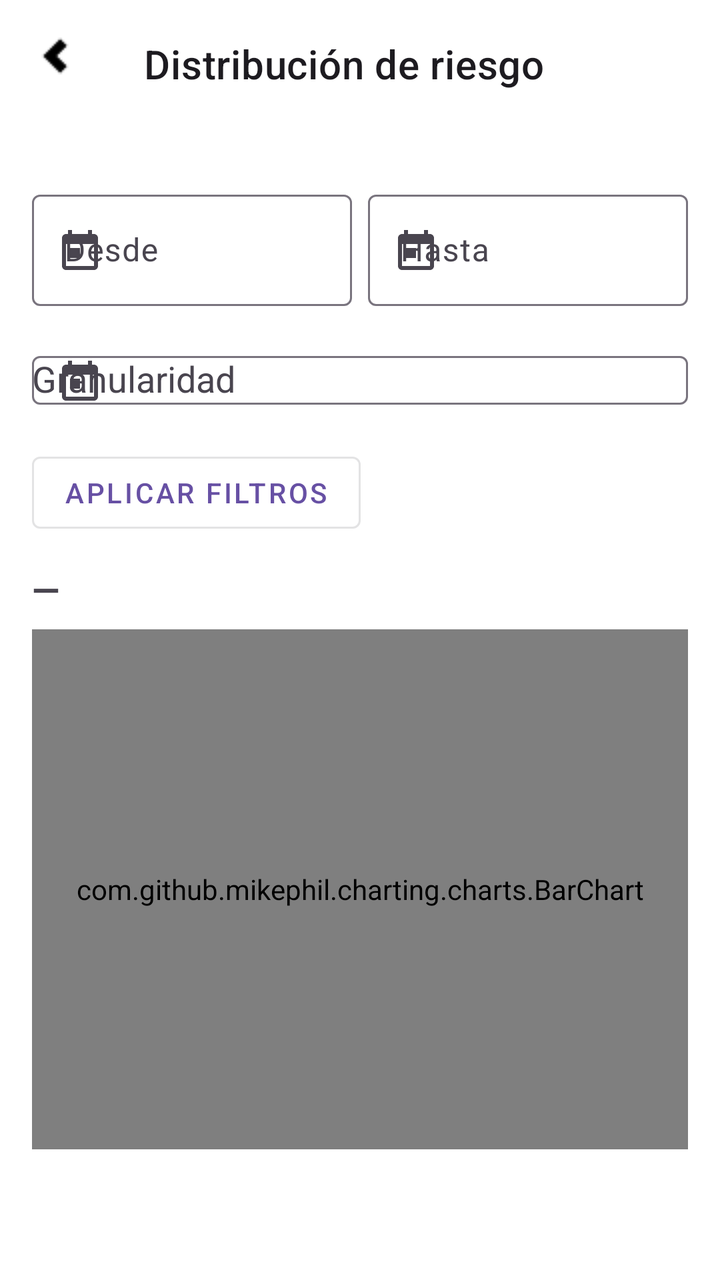
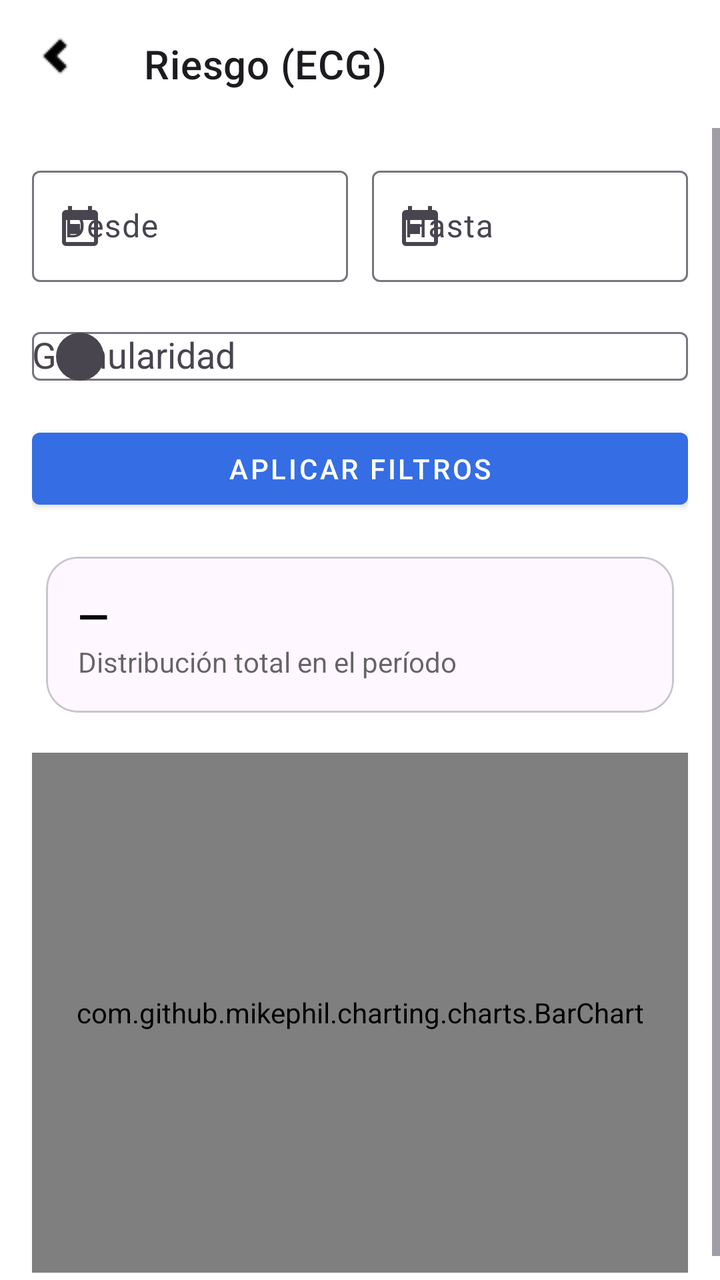

An Android layout rendered at two revisions. The XML below is the earlier revision; the diff shows what the commit changed to produce the second picture.
<!-- AndroidManifest.xml: application theme Theme.DoctorSaludApp -->
<!-- res/layout/activity_indicator_riesgo.xml -->
<?xml version="1.0" encoding="utf-8"?>
<androidx.coordinatorlayout.widget.CoordinatorLayout
    xmlns:android="http://schemas.android.com/apk/res/android"
    xmlns:app="http://schemas.android.com/apk/res-auto"
    android:layout_width="match_parent"
    android:layout_height="match_parent"
    android:background="@color/white">

    <com.google.android.material.appbar.MaterialToolbar
        android:id="@+id/toolbar"
        style="@style/Widget.MaterialComponents.Toolbar"
        android:layout_width="match_parent"
        android:layout_height="?attr/actionBarSize"
        app:navigationIcon="@drawable/ic_arrow_back_24_si"
        app:title="Distribución de riesgo" />

    <ScrollView
        android:layout_width="match_parent"
        android:layout_height="match_parent"
        android:layout_marginTop="?attr/actionBarSize"
        android:fillViewport="true">

        <LinearLayout
            android:id="@+id/content"
            android:layout_width="match_parent"
            android:layout_height="wrap_content"
            android:orientation="vertical"
            android:padding="16dp">

            <include
                android:id="@+id/filters"
                layout="@layout/include_filter_bar"/>

            <com.google.android.material.button.MaterialButton
                android:id="@+id/btnApply"
                style="@style/Widget.MaterialComponents.Button.OutlinedButton"
                android:layout_width="wrap_content"
                android:layout_height="wrap_content"
                android:layout_marginTop="8dp"
                android:text="Aplicar filtros"/>

            <TextView
                android:id="@+id/tvKpi"
                android:layout_width="wrap_content"
                android:layout_height="wrap_content"
                android:text="—"
                android:textSize="18sp"
                android:textStyle="bold"
                android:layout_marginTop="12dp"/>

            <com.github.mikephil.charting.charts.BarChart
                android:id="@+id/barChart"
                android:layout_width="match_parent"
                android:layout_height="260dp"
                android:layout_marginTop="8dp"/>
        </LinearLayout>
    </ScrollView>

    <ProgressBar
        android:id="@+id/progress"
        style="?android:attr/progressBarStyleLarge"
        android:layout_width="wrap_content"
        android:layout_height="wrap_content"
        android:layout_gravity="center"
        android:visibility="gone"/>
</androidx.coordinatorlayout.widget.CoordinatorLayout>
<!-- res/layout/include_filter_bar.xml (included above) -->
<?xml version="1.0" encoding="utf-8"?>
<LinearLayout
    xmlns:android="http://schemas.android.com/apk/res/android"
    xmlns:app="http://schemas.android.com/apk/res-auto"
    android:id="@+id/filterRoot"
    android:layout_width="match_parent"
    android:layout_height="wrap_content"
    android:orientation="vertical"
    android:paddingTop="12dp">

    
    <LinearLayout
        android:layout_width="match_parent"
        android:layout_height="wrap_content"
        android:orientation="horizontal">

        <com.google.android.material.textfield.TextInputLayout
            android:layout_width="0dp"
            android:layout_height="wrap_content"
            android:layout_weight="1"
            android:hint="Desde"
            app:startIconDrawable="@drawable/ic_calendar_24">
            <com.google.android.material.textfield.TextInputEditText
                android:id="@+id/etStartDate"
                android:layout_width="match_parent"
                android:layout_height="wrap_content"
                android:focusable="false"
                android:clickable="true"/>
        </com.google.android.material.textfield.TextInputLayout>

        <Space android:layout_width="8dp" android:layout_height="match_parent"/>

        <com.google.android.material.textfield.TextInputLayout
            android:layout_width="0dp"
            android:layout_height="wrap_content"
            android:layout_weight="1"
            android:hint="Hasta"
            app:startIconDrawable="@drawable/ic_calendar_24">
            <com.google.android.material.textfield.TextInputEditText
                android:id="@+id/etEndDate"
                android:layout_width="match_parent"
                android:layout_height="wrap_content"
                android:focusable="false"
                android:clickable="true"/>
        </com.google.android.material.textfield.TextInputLayout>
    </LinearLayout>

    
    <com.google.android.material.textfield.TextInputLayout
        android:layout_width="match_parent"
        android:layout_height="wrap_content"
        android:layout_marginTop="8dp"
        android:hint="Granularidad"
        app:startIconDrawable="@drawable/ic_calendar_24">
        <AutoCompleteTextView
            android:id="@+id/acGranularity"
            android:layout_width="match_parent"
            android:layout_height="wrap_content"
            android:inputType="none"/>
    </com.google.android.material.textfield.TextInputLayout>
</LinearLayout>
<!-- resources referenced by this layout -->
<resources>
  <color name="white">#ffffffff</color>
  <!-- drawable ic_arrow_back_24_si: png bitmap (drawable, 235 bytes) -->
  <!-- drawable ic_calendar_24 (drawable) -->
  <vector xmlns:android="http://schemas.android.com/apk/res/android"
      android:width="24dp"
      android:height="24dp"
      android:viewportWidth="24"
      android:viewportHeight="24">
      
      <path
          android:fillColor="#FF000000"
          android:pathData="M19,4h-1V2h-2v2H8V2H6v2H5C3.9,4 3,4.9 3,6v14c0,1.1 0.9,2 2,2h14c1.1,0 2,-0.9 2,-2V6C21,4.9 20.1,4 19,4zM19,20H5V9h14V20zM7,11h5v5H7z"/>
  </vector>
  <style name="Theme.DoctorSaludApp" parent="Base.Theme.DoctorSaludApp" />
  <style name="Base.Theme.DoctorSaludApp" parent="Theme.Material3.DayNight.NoActionBar">
          
          
      </style>
</resources>

<!-- the commit's change to res/layout/activity_indicator_riesgo.xml (unified diff, before → after) -->
@@ -2,9 +2,9 @@
 <androidx.coordinatorlayout.widget.CoordinatorLayout
     xmlns:android="http://schemas.android.com/apk/res/android"
     xmlns:app="http://schemas.android.com/apk/res-auto"
+    android:background="@color/white"
     android:layout_width="match_parent"
-    android:layout_height="match_parent"
-    android:background="@color/white">
+    android:layout_height="match_parent">
 
     <com.google.android.material.appbar.MaterialToolbar
         android:id="@+id/toolbar"
@@ -12,7 +12,7 @@
         android:layout_width="match_parent"
         android:layout_height="?attr/actionBarSize"
         app:navigationIcon="@drawable/ic_arrow_back_24_si"
-        app:title="Distribución de riesgo" />
+        app:title="Riesgo (ECG)" />
 
     <ScrollView
         android:layout_width="match_parent"
@@ -22,107 +22,115 @@
 
         <LinearLayout
             android:id="@+id/content"
+            android:padding="16dp"
+            android:orientation="vertical"
             android:layout_width="match_parent"
-            android:layout_height="wrap_content"
-            android:orientation="vertical"
-            android:padding="16dp">
+            android:layout_height="wrap_content">
 
-            <include
-                android:id="@+id/filters"
-                layout="@layout/include_filter_bar"/>
+            
+            <LinearLayout
+                android:orientation="horizontal"
+                android:layout_width="match_parent"
+                android:layout_height="wrap_content">
+
+                <com.google.android.material.textfield.TextInputLayout
+                    android:layout_width="0dp"
+                    android:layout_height="wrap_content"
+                    android:layout_weight="1"
+                    app:startIconDrawable="@drawable/ic_calendar_24">
+                    <com.google.android.material.textfield.TextInputEditText
+                        android:id="@+id/etStart"
+                        android:hint="Desde"
+                        android:focusable="false"
+                        android:layout_width="match_parent"
+                        android:layout_height="wrap_content"/>
+                </com.google.android.material.textfield.TextInputLayout>
+
+                <Space android:layout_width="12dp" android:layout_height="1dp"/>
+
+                <com.google.android.material.textfield.TextInputLayout
+                    android:layout_width="0dp"
+                    android:layout_height="wrap_content"
+                    android:layout_weight="1"
+                    app:startIconDrawable="@drawable/ic_calendar_24">
+                    <com.google.android.material.textfield.TextInputEditText
+                        android:id="@+id/etEnd"
+                        android:hint="Hasta"
+                        android:focusable="false"
+                        android:layout_width="match_parent"
+                        android:layout_height="wrap_content"/>
+                </com.google.android.material.textfield.TextInputLayout>
+            </LinearLayout>
+
+            <com.google.android.material.textfield.TextInputLayout
+                android:layout_marginTop="8dp"
+                app:startIconDrawable="@drawable/bg_circle_grey"
+                android:layout_width="match_parent"
+                android:layout_height="wrap_content">
+                <AutoCompleteTextView
+                    android:id="@+id/acGranularity"
+                    android:hint="Granularidad"
+                    android:inputType="none"
+                    android:layout_width="match_parent"
+                    android:layout_height="wrap_content"/>
+            </com.google.android.material.textfield.TextInputLayout>
 
             <com.google.android.material.button.MaterialButton
                 android:id="@+id/btnApply"
-                style="@style/Widget.MaterialComponents.Button.OutlinedButton"
-                android:layout_width="wrap_content"
+                style="@style/Widget.MaterialComponents.Button"
+                android:text="Aplicar filtros"
+                android:layout_marginTop="8dp"
+                app:backgroundTint="@color/primaryBlue"
+                android:textColor="@android:color/white"
+                android:layout_width="match_parent"
+                android:layout_height="wrap_content"/>
+
+            
+            <com.google.android.material.card.MaterialCardView
+                android:layout_marginTop="12dp"
+                android:layout_width="match_parent"
                 android:layout_height="wrap_content"
-                android:layout_marginTop="8dp"
-                android:text="Aplicar filtros"/>
+                app:cardCornerRadius="16dp"
+                app:cardUseCompatPadding="true">
 
-            <TextView
-                android:id="@+id/tvKpi"
-                android:layout_width="wrap_content"
-                android:layout_height="wrap_content"
-                android:text="—"
-                android:textSize="18sp"
-                android:textStyle="bold"
-                android:layout_marginTop="12dp"/>
+                <LinearLayout
+                    android:padding="16dp"
+                    android:orientation="vertical"
+                    android:layout_width="match_parent"
+                    android:layout_height="wrap_content">
 
+                    <TextView
+                        android:id="@+id/tvKpi"
+                        android:textSize="20sp"
+                        android:textStyle="bold"
+                        android:textColor="@color/black"
+                        android:text="—"
+                        android:layout_width="wrap_content"
+                        android:layout_height="wrap_content"/>
+
+                    <TextView
+                        android:id="@+id/tvSubtitle"
+                        android:text="Distribución total en el período"
+                        android:textColor="@color/black_60"
+                        android:layout_width="wrap_content"
+                        android:layout_height="wrap_content"/>
+                </LinearLayout>
+            </com.google.android.material.card.MaterialCardView>
+
+            
             <com.github.mikephil.charting.charts.BarChart
-                android:id="@+id/barChart"
+                android:id="@+id/chart"
+                android:layout_marginTop="12dp"
                 android:layout_width="match_parent"
-                android:layout_height="260dp"
-                android:layout_marginTop="8dp"/>
+                android:layout_height="260dp"/>
         </LinearLayout>
     </ScrollView>
 
     <ProgressBar
         android:id="@+id/progress"
-        style="?android:attr/progressBarStyleLarge"
-        android:layout_width="wrap_content"
-        android:layout_height="wrap_content"
+        style="@style/Widget.MaterialComponents.ProgressIndicator"
         android:layout_gravity="center"
-        android:visibility="gone"/>
+        android:visibility="gone"
+        android:layout_width="48dp"
+        android:layout_height="48dp"/>
 </androidx.coordinatorlayout.widget.CoordinatorLayout>
-<!-- res/layout/include_filter_bar.xml (included above) -->
-<?xml version="1.0" encoding="utf-8"?>
-<LinearLayout
-    xmlns:android="http://schemas.android.com/apk/res/android"
-    xmlns:app="http://schemas.android.com/apk/res-auto"
-    android:id="@+id/filterRoot"
-    android:layout_width="match_parent"
-    android:layout_height="wrap_content"
-    android:orientation="vertical"
-    android:paddingTop="12dp">
-
-    
-    <LinearLayout
-        android:layout_width="match_parent"
-        android:layout_height="wrap_content"
-        android:orientation="horizontal">
-
-        <com.google.android.material.textfield.TextInputLayout
-            android:layout_width="0dp"
-            android:layout_height="wrap_content"
-            android:layout_weight="1"
-            android:hint="Desde"
-            app:startIconDrawable="@drawable/ic_calendar_24">
-            <com.google.android.material.textfield.TextInputEditText
-                android:id="@+id/etStartDate"
-                android:layout_width="match_parent"
-                android:layout_height="wrap_content"
-                android:focusable="false"
-                android:clickable="true"/>
-        </com.google.android.material.textfield.TextInputLayout>
-
-        <Space android:layout_width="8dp" android:layout_height="match_parent"/>
-
-        <com.google.android.material.textfield.TextInputLayout
-            android:layout_width="0dp"
-            android:layout_height="wrap_content"
-            android:layout_weight="1"
-            android:hint="Hasta"
-            app:startIconDrawable="@drawable/ic_calendar_24">
-            <com.google.android.material.textfield.TextInputEditText
-                android:id="@+id/etEndDate"
-                android:layout_width="match_parent"
-                android:layout_height="wrap_content"
-                android:focusable="false"
-                android:clickable="true"/>
-        </com.google.android.material.textfield.TextInputLayout>
-    </LinearLayout>
-
-    
-    <com.google.android.material.textfield.TextInputLayout
-        android:layout_width="match_parent"
-        android:layout_height="wrap_content"
-        android:layout_marginTop="8dp"
-        android:hint="Granularidad"
-        app:startIconDrawable="@drawable/ic_calendar_24">
-        <AutoCompleteTextView
-            android:id="@+id/acGranularity"
-            android:layout_width="match_parent"
-            android:layout_height="wrap_content"
-            android:inputType="none"/>
-    </com.google.android.material.textfield.TextInputLayout>
-</LinearLayout>
<!-- resource entries referenced after the edit -->
@@ -1,6 +1,15 @@
 <!-- resources referenced by this layout -->
 <resources>
+  <color name="black">#FF000000</color>
+  <color name="black_60">#99000000</color>
+  <color name="primaryBlue">#356DE4</color>
   <color name="white">#ffffffff</color>
+  <!-- drawable bg_circle_grey (drawable) -->
+  <?xml version="1.0" encoding="utf-8"?>
+  <shape xmlns:android="http://schemas.android.com/apk/res/android" android:shape="oval">
+      <size android:width="24dp" android:height="24dp"/>
+      <solid android:color="#EEEEEE"/>
+  </shape>
   <!-- drawable ic_arrow_back_24_si: png bitmap (drawable, 235 bytes) -->
   <!-- drawable ic_calendar_24 (drawable) -->
   <vector xmlns:android="http://schemas.android.com/apk/res/android"
